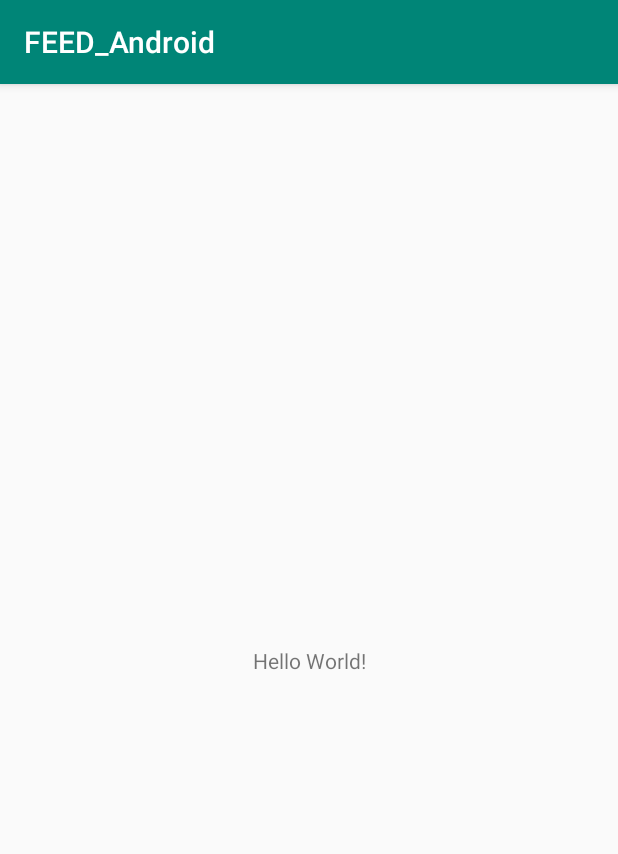
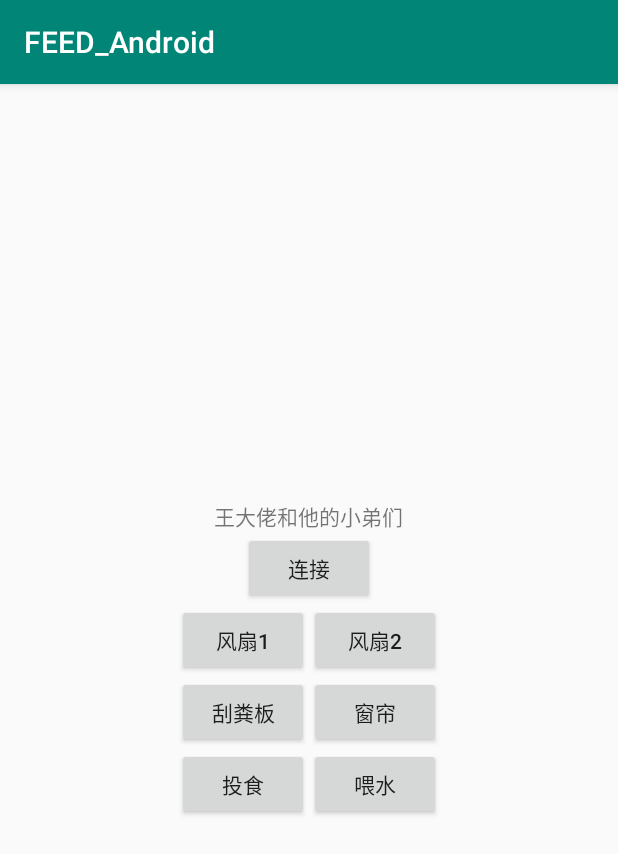
Before and after one commit to Boba-Syu/FEED_Android, an Android app: the screen it shows after launch (MainActivity), on a phone screen of 412 x 824 dp. Shown: the top 854 px of the screen. Run offline under Robolectric (Android 15) with nearby library versions, the phone set to English and light mode, and no system bars.

Commit message:
连接智慧猪栏云喂猪

```diff
--- a/app/build.gradle
+++ b/app/build.gradle
@@ -25,7 +25,5 @@ dependencies {
     testImplementation 'junit:junit:4.12'
     androidTestImplementation 'com.android.support.test:runner:1.0.2'
     androidTestImplementation 'com.android.support.test.espresso:espresso-core:3.0.2'
-    implementation 'uk.co.nichesolutions.logging.log4j:log4j:2.6.3-CUSTOM'
     implementation 'io.netty:netty-all:4.1.34.Final'
-    implementation 'org.springframework.boot:spring-boot-starter-log4j2:2.1.5.RELEASE'
 }
--- a/app/src/main/AndroidManifest.xml
+++ b/app/src/main/AndroidManifest.xml
@@ -1,6 +1,9 @@
 <?xml version="1.0" encoding="utf-8"?>
 <manifest xmlns:android="http://schemas.android.com/apk/res/android"
     package="com.hunau.feed_android">
+
+    <uses-permission android:name="android.permission.INTERNET" />
+    <uses-permission android:name="android.permission.ACCESS_NETWORK_STATE" />
 
     <application
         android:allowBackup="true"
--- a/app/src/main/res/layout/activity_main.xml
+++ b/app/src/main/res/layout/activity_main.xml
@@ -6,13 +6,103 @@
     android:layout_height="match_parent"
     tools:context=".MainActivity">
 
+    <LinearLayout
+        android:layout_width="match_parent"
+        android:layout_height="match_parent"
+        android:gravity="center"
+        android:orientation="vertical">
+
         <TextView
             android:layout_width="wrap_content"
             android:layout_height="wrap_content"
-        android:text="Hello World!"
+            android:text="王大佬和他的小弟们"
             app:layout_constraintBottom_toBottomOf="parent"
             app:layout_constraintLeft_toLeftOf="parent"
             app:layout_constraintRight_toRightOf="parent"
             app:layout_constraintTop_toTopOf="parent" />
 
+        <LinearLayout
+            android:layout_width="wrap_content"
+            android:layout_height="wrap_content"
+            android:orientation="horizontal">
+
+            <Button
+                android:id="@+id/button3"
+                android:layout_width="wrap_content"
+                android:layout_height="wrap_content"
+                android:layout_weight="1"
+                android:onClick="link"
+                android:text="连接" />
+
+        </LinearLayout>
+
+        <LinearLayout
+            android:layout_width="wrap_content"
+            android:layout_height="wrap_content"
+            android:orientation="horizontal">
+
+            <Button
+                android:id="@+id/button4"
+                android:layout_width="wrap_content"
+                android:layout_height="wrap_content"
+                android:layout_weight="1"
+                android:onClick="fan"
+                android:text="风扇1" />
+
+            <Button
+                android:id="@+id/button5"
+                android:layout_width="wrap_content"
+                android:layout_height="wrap_content"
+                android:layout_weight="1"
+                android:onClick="fanTwo"
+                android:text="风扇2" />
+
+        </LinearLayout>
+
+        <LinearLayout
+            android:layout_width="wrap_content"
+            android:layout_height="wrap_content"
+            android:orientation="horizontal">
+
+            <Button
+                android:id="@+id/button8"
+                android:layout_width="wrap_content"
+                android:layout_height="wrap_content"
+                android:layout_weight="1"
+                android:onClick="gua"
+                android:text="刮粪板" />
+
+            <Button
+                android:id="@+id/button9"
+                android:layout_width="wrap_content"
+                android:layout_height="wrap_content"
+                android:layout_weight="1"
+                android:onClick="chuang"
+                android:text="窗帘" />
+        </LinearLayout>
+
+        <LinearLayout
+            android:layout_width="wrap_content"
+            android:layout_height="wrap_content"
+            android:orientation="horizontal">
+
+            <Button
+                android:id="@+id/button10"
+                android:layout_width="wrap_content"
+                android:layout_height="wrap_content"
+                android:layout_weight="1"
+                android:onClick="tou"
+                android:text="投食" />
+
+            <Button
+                android:id="@+id/button11"
+                android:layout_width="wrap_content"
+                android:layout_height="wrap_content"
+                android:layout_weight="1"
+                android:onClick="shui"
+                android:text="喂水" />
+        </LinearLayout>
+
+    </LinearLayout>
+
 </android.support.constraint.ConstraintLayout>
```
Also changed, not shown: app/src/main/java/com/hunau/feed_android/MainActivity.java (+65 -1 lines), app/src/main/java/com/hunau/feed_android/cmd/Command.java (added, +18 -0 lines), app/src/main/java/transsocket/TcpClient.java (+14 -14 lines), app/src/main/java/transsocket/TcpClientHandler.java (+3 -21 lines). Lines whose indentation alone changed are shown as unchanged.
